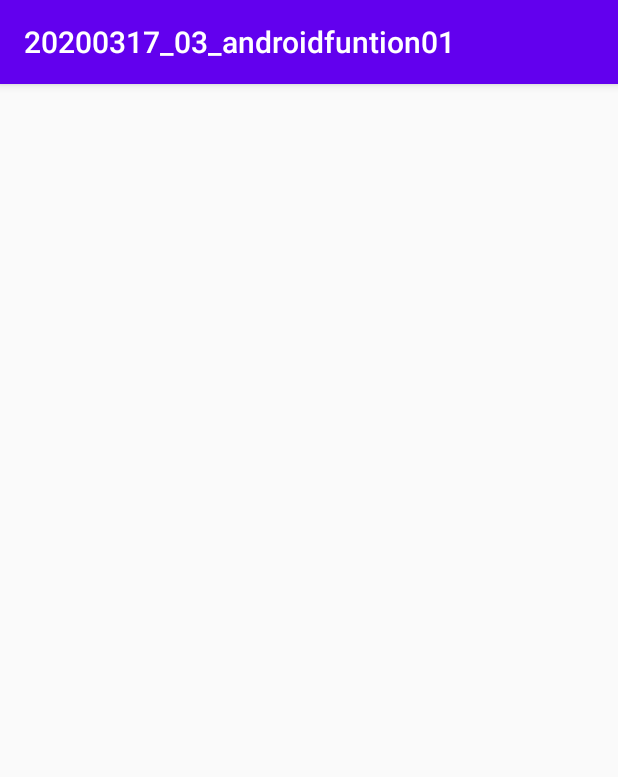
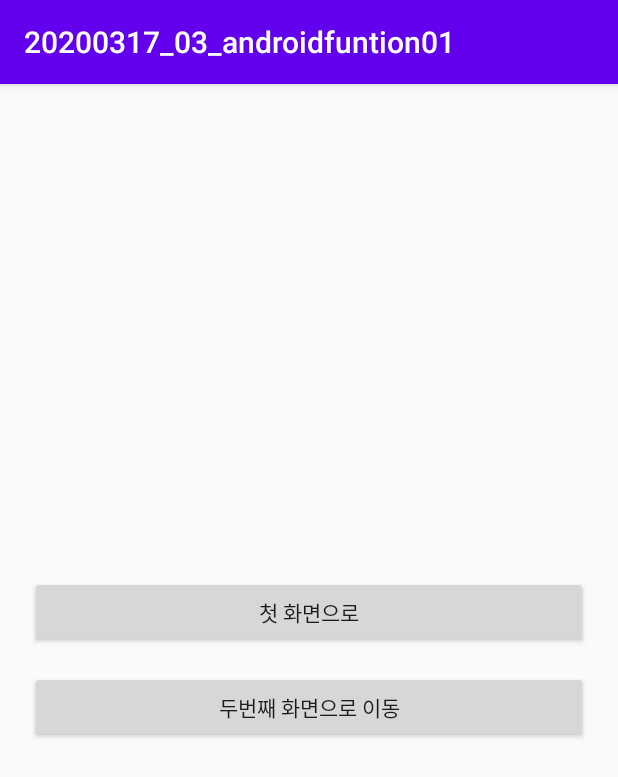
Before and after one commit to kws970609/20200317_03_androidfuntion01, an Android app: the screen it shows after launch (MainActivity), on a phone screen of 412 x 824 dp. Shown: the top 777 px of the screen. Run offline under Robolectric (Android 15) with nearby library versions, the phone set to English and light mode, and no system bars; our stand-ins replace data binding.

Commit message:
버튼 두개 생성 /이벤트 처리 준비

```diff
--- a/app/src/main/java/kr/co/tjoeun/a20200317_03_androidfuntion01/MainActivity.java
+++ b/app/src/main/java/kr/co/tjoeun/a20200317_03_androidfuntion01/MainActivity.java
@@ -4,6 +4,7 @@ import androidx.appcompat.app.AppCompatActivity;
 import androidx.databinding.DataBindingUtil;
 
 import android.os.Bundle;
+import android.view.View;
 
 import kr.co.tjoeun.a20200317_03_androidfuntion01.databinding.ActivityMainBinding;
 
@@ -15,5 +16,25 @@ public class MainActivity extends AppCompatActivity {
     protected void onCreate(Bundle savedInstanceState) {
         super.onCreate(savedInstanceState);
        binding = DataBindingUtil.setContentView(this, R.layout.activity_main);
+
+       binding.goToFirstBtn.setOnClickListener(new View.OnClickListener() {
+           @Override
+           public void onClick(View v) {
+
+
+           }
+       });
+
+       binding.goToSecondBtn.setOnClickListener(new View.OnClickListener() {
+           @Override
+           public void onClick(View v) {
+
+           }
+       });
+
+
+
+
+
     }
 }
--- a/app/src/main/res/layout/activity_main.xml
+++ b/app/src/main/res/layout/activity_main.xml
@@ -6,7 +6,22 @@
         android:layout_width="match_parent"
         android:layout_height="match_parent"
         android:orientation="vertical"
+        android:padding="20dp"
+        android:gravity="center"
         tools:context=".MainActivity">
+
+        <Button
+            android:id="@+id/goToFirstBtn"
+            android:layout_width="match_parent"
+            android:layout_height="wrap_content"
+            android:text="첫 화면으로"/>
+
+        <Button
+            android:id="@+id/goToSecondBtn"
+            android:layout_marginTop="15dp"
+            android:layout_width="match_parent"
+            android:layout_height="wrap_content"
+            android:text="두번째 화면으로 이동"/>
 
 
     </LinearLayout>
```
